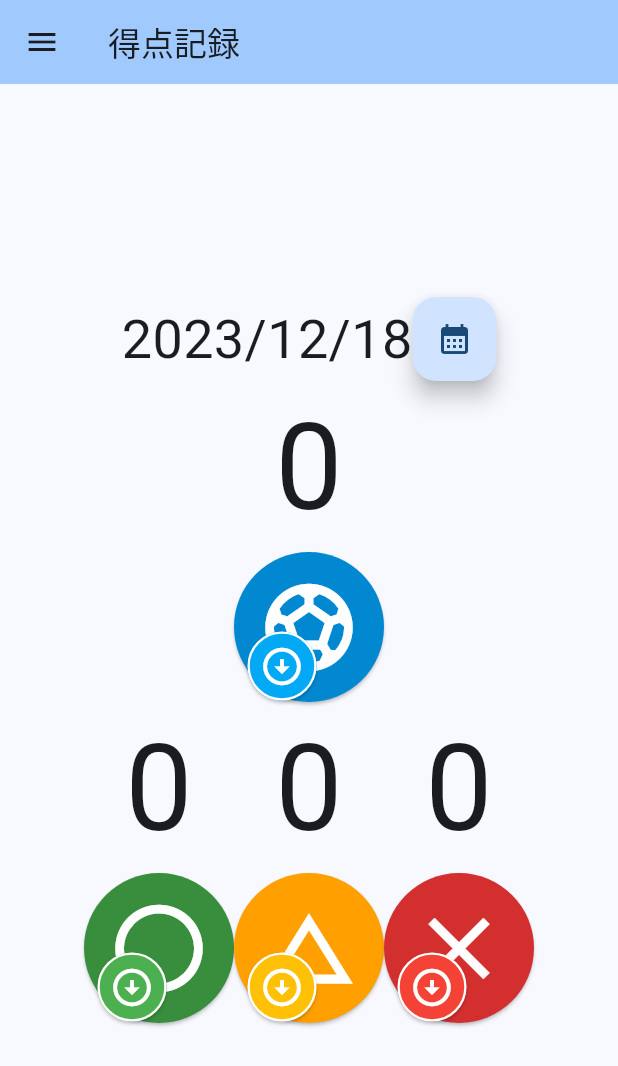
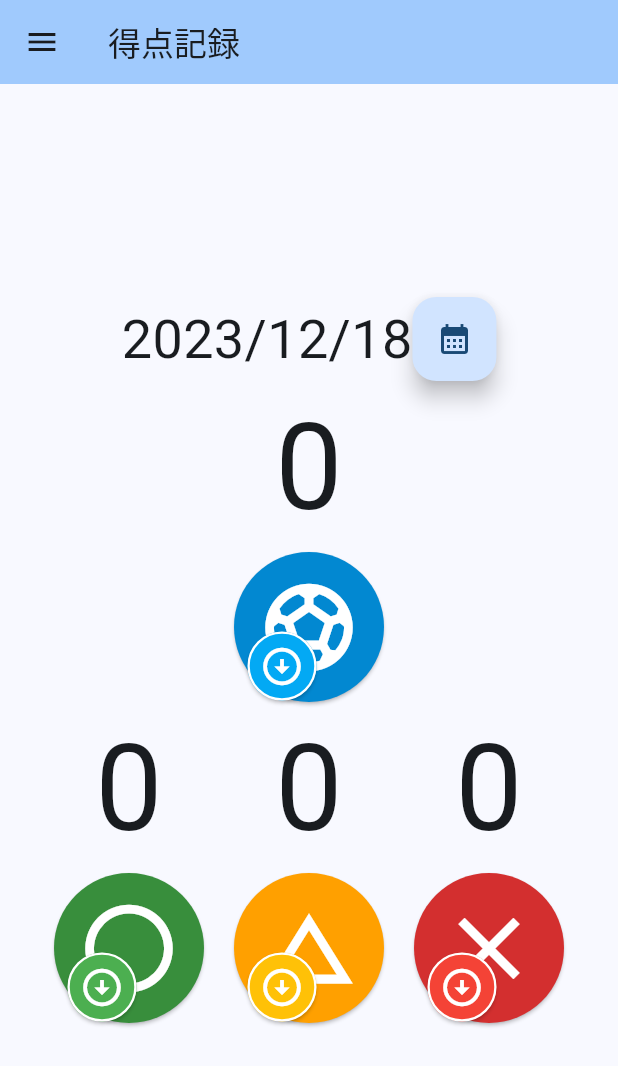
Before and after one commit to ichusrlocalbin/futsal-goals, a Flutter app: the FutsalScorePage screen opened directly, on a phone screen of 412 x 824 dp. Shown: the top 1066 px of the screen. Run offline on Flutter 3.47's test engine with Material 3 defaults, Android fonts, the phone set to English and light mode, and no system bars; our stand-ins replace cloud_firestore, csv, firebase_auth, firebase_core, google_sign_in; missing offline and left inert: dart:html; accounts and stored records are empty; generated files the repository leaves out were written again.

Commit message:
add padding

```diff
--- a/lib/screens/futsal_score_screen.dart
+++ b/lib/screens/futsal_score_screen.dart
@@ -256,7 +256,9 @@ class _FutsalScorePageState extends State<FutsalScorePage> {
                       smallerButton: winSmallerButton),
                 ),
               ]),
-              Column(children: <Widget>[
+              Padding(
+                  padding: const EdgeInsets.only(left: 20, right: 20),
+                  child: Column(children: <Widget>[
                     Text(
                       draws.toString(),
                       style: const TextStyle(fontSize: 80),
@@ -268,7 +270,7 @@ class _FutsalScorePageState extends State<FutsalScorePage> {
                           biggerButton: drawBiggerButton,
                           smallerButton: drawSmallerButton),
                     ),
-              ]),
+                  ])),
               Column(children: <Widget>[
                 Text(
                   losses.toString(),
```
Lines whose indentation alone changed are shown as unchanged.
